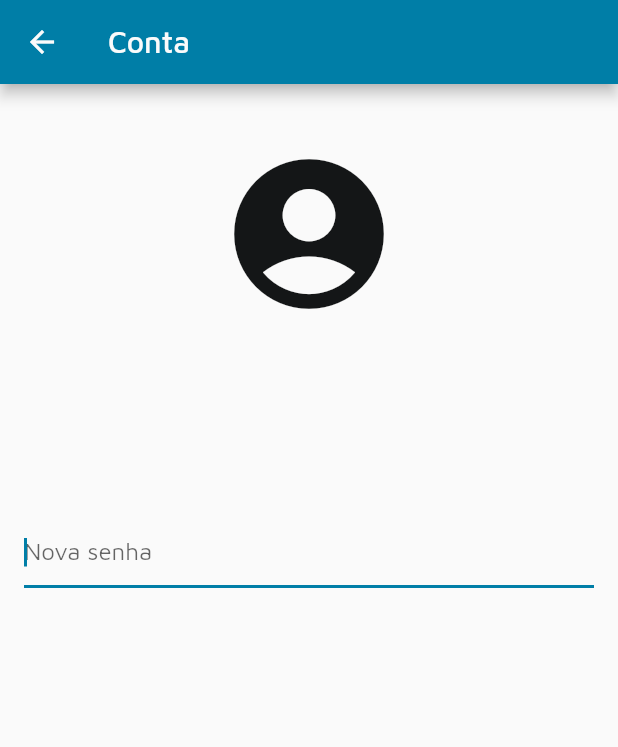
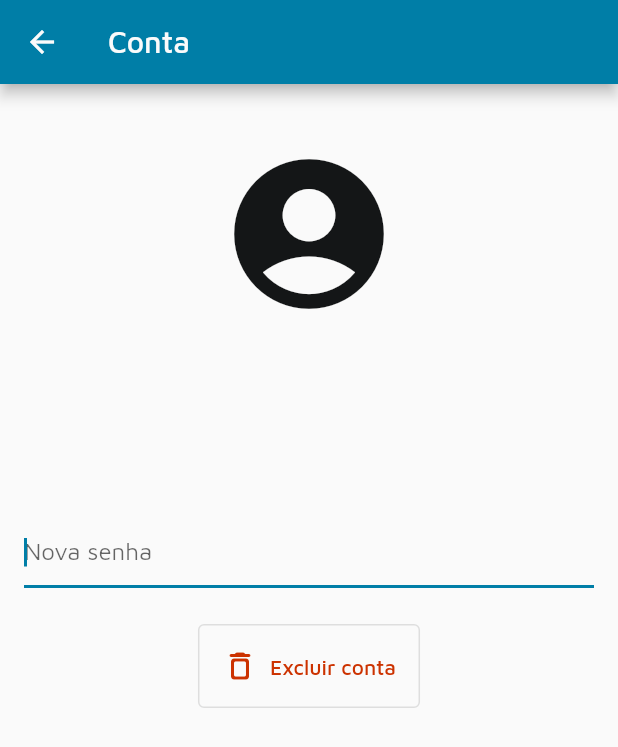
Before and after one commit to proz-tecnologia/PIT01GP08, a Flutter app: the AccountPage screen opened by its route, after a tap on "Alterar senha", on a phone screen of 412 x 824 dp. Shown: the top 747 px of the screen. Run offline on Flutter 3.47's test engine with Material 2 defaults, Android fonts, the phone set to English and light mode, and no system bars; our stand-ins replace cloud_firestore, firebase_auth, firebase_core, firebase_storage, fl_chart, flutter_bloc and 4 more; missing offline and left inert: local_auth_android; accounts and stored records are empty; network calls fail.

Commit message:
feat: delete account

```diff
--- a/lib/app.dart
+++ b/lib/app.dart
@@ -22,7 +22,6 @@ class App extends StatelessWidget {
         '/my-categories': (context) => const MyCategoriesPage(),
         '/category-edit': (context) => const CategoryEditPage(),
       },
-      themeMode: ThemeMode.light,
       debugShowCheckedModeBanner: false,
     );
   }
--- a/lib/features/account/account_page.dart
+++ b/lib/features/account/account_page.dart
@@ -2,6 +2,7 @@ import 'package:firebase_auth/firebase_auth.dart';
 import 'package:flutter/material.dart';
 import 'package:flutter_bloc/flutter_bloc.dart';
 
+import '../../design_sys/colors.dart';
 import '../../design_sys/sizes.dart';
 import 'account_controller.dart';
 import 'account_states.dart';
@@ -37,6 +38,10 @@ class _AccountPageState extends State<AccountPage> {
             ScaffoldMessenger.of(context).showSnackBar(
               SnackBar(content: Text(state.message ?? "Sucesso!")),
             );
+          }
+          if (state is LoggedOutAccountState) {
+            Navigator.of(context)
+                .pushNamedAndRemoveUntil('/register', (route) => false);
           }
         },
         child: SingleChildScrollView(
@@ -109,6 +114,47 @@ class _AccountPageState extends State<AccountPage> {
                   child: Text("Alterar senha",
                       style: Theme.of(context).textTheme.titleSmall),
                 ),
+                const SizedBox(height: Sizes.largeSpace),
+                Row(
+                  mainAxisAlignment: MainAxisAlignment.center,
+                  children: [
+                    OutlinedButton(
+                      onPressed: () => showDialog(
+                        context: context,
+                        builder: (context) => AlertDialog(
+                          title: const Text(
+                              'Tem certeza que deseja excluir a sua conta?'),
+                          actions: [
+                            TextButton(
+                              onPressed: () => Navigator.of(context).pop(),
+                              child: const Text('CANCELAR'),
+                            ),
+                            ElevatedButton(
+                              onPressed: () {
+                                controller.deleteUser();
+                                Navigator.of(context).pop();
+                              },
+                              child: const Text('EXCLUIR CONTA'),
+                            )
+                          ],
+                        ),
+                      ),
+                      child: Row(
+                        children: const [
+                          Icon(
+                            Icons.delete_outline_rounded,
+                            color: AppColors.expense,
+                          ),
+                          SizedBox(width: Sizes.smallSpace),
+                          Text(
+                            'Excluir conta',
+                            style: TextStyle(color: AppColors.expense),
+                          )
+                        ],
+                      ),
+                    ),
+                  ],
+                )
               ],
             ),
           ),
--- a/lib/features/account/account_states.dart
+++ b/lib/features/account/account_states.dart
@@ -13,3 +13,5 @@ class ErrorAccountState implements AccountState {
 
   ErrorAccountState(this.error);
 }
+
+class LoggedOutAccountState implements AccountState {}
```
Also changed, not shown: lib/features/account/account_controller.dart (+16 -0 lines).
